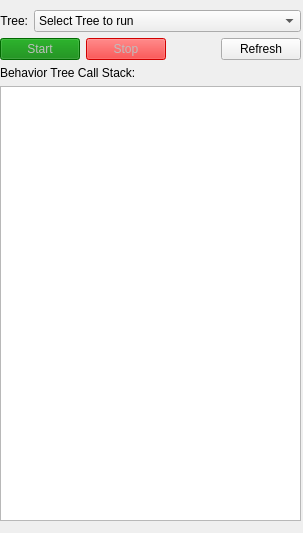
This is riptide_rviz/src/MissionPanel.ui in osu-uwrt/riptide_rvis as Qt 5 draws it before an edit. The edited form follows.
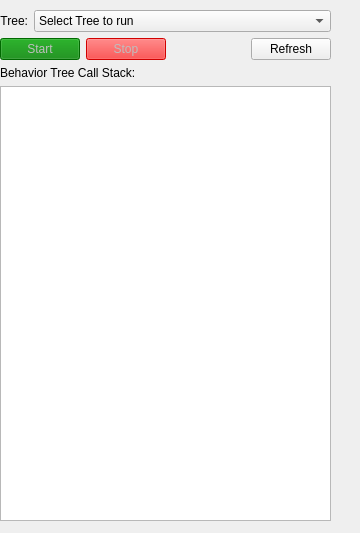
This is the edited form.

Commit message: size missionpanel correctly and disable start on invalid selection

```diff
--- a/riptide_rviz/src/MissionPanel.ui
+++ b/riptide_rviz/src/MissionPanel.ui
@@ -6,7 +6,7 @@
    <rect>
     <x>0</x>
     <y>0</y>
-    <width>303</width>
+    <width>360</width>
     <height>533</height>
    </rect>
   </property>
@@ -18,7 +18,7 @@
     <rect>
      <x>0</x>
      <y>10</y>
-     <width>301</width>
+     <width>331</width>
      <height>511</height>
     </rect>
    </property>
```
The commit also changes 2 other files.
